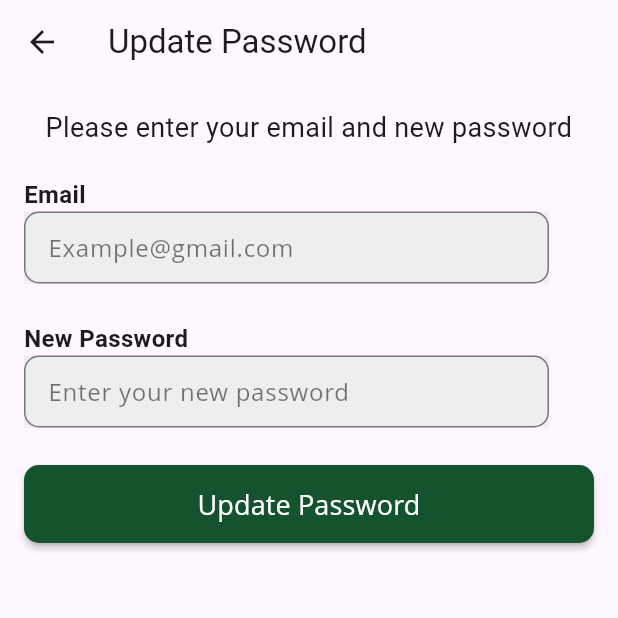
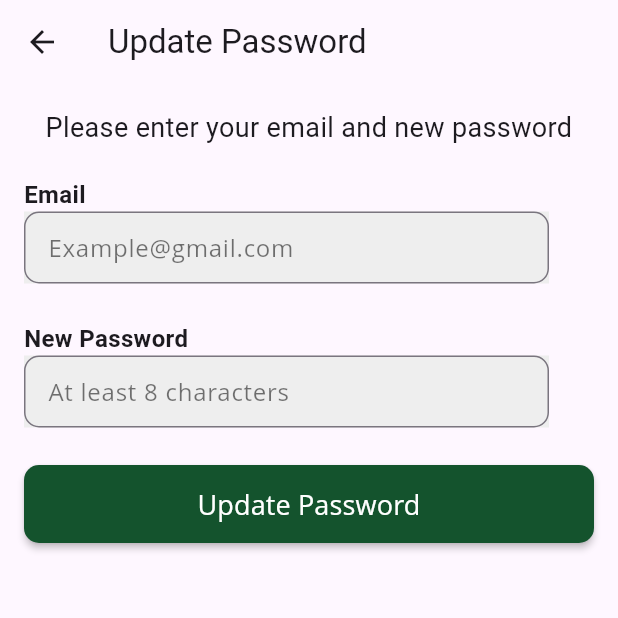
Before and after one commit to PG-002/CoHab, a Flutter app: the UpdatePasswordPage screen opened directly, after a tap on "Update Password", on a phone screen of 412 x 824 dp, the top half of it. Run offline on Flutter 3.47's test engine with Material 3 defaults, Android fonts, the phone set to English and light mode, and no system bars; our stand-ins replace geolocator, google_maps_flutter, jwt_decoder, lucide_icons, shared_preferences, socket_io_client; missing offline and left inert: flutter_neat_and_clean_calendar; accounts and stored records are empty; Roboto replaces fonts that are missing (Open Sans).

Commit message:
now has password complexity check

```diff
--- a/cohab_mobile/lib/update_password.dart
+++ b/cohab_mobile/lib/update_password.dart
@@ -10,6 +10,7 @@ class UpdatePasswordPage extends StatefulWidget {
 }
 
 class _UpdatePasswordState extends State<UpdatePasswordPage> {
+  final GlobalKey<FormState> _formKey = GlobalKey<FormState>();
   String _email = '';
   String _newPassword = '';
 
@@ -21,11 +22,17 @@ class _UpdatePasswordState extends State<UpdatePasswordPage> {
 
   void _handleNewPassword(String value) {
     setState(() {
+
+
       _newPassword = value;
     });
   }
 
   void _handleUpdatePassword(BuildContext context) async {
+
+    print('Email: $_email');
+    print('New Password: $_newPassword');
+
   // Check if email or password is empty
     if (_email.isEmpty || _newPassword.isEmpty) {
       ScaffoldMessenger.of(context).showSnackBar(
@@ -105,7 +112,9 @@ class _UpdatePasswordState extends State<UpdatePasswordPage> {
                 ],
               ),
             const SizedBox(height: 25.0),
-            Column(
+            Form(
+              key: _formKey,
+              child: Column(
                 crossAxisAlignment: CrossAxisAlignment.start,
                 children: [
                   const Text(
@@ -120,23 +129,44 @@ class _UpdatePasswordState extends State<UpdatePasswordPage> {
                     child: Container(
                       color: Colors.grey[200],
                       child: TextFormField(
-                        onChanged: _handleNewPassword,
+                        //onChanged: _handleNewPassword,
                         obscureText: true,
                         decoration: InputDecoration(
-                          hintText: 'Enter your new password',
+                          hintText: 'At least 8 characters',
                           hintStyle: const TextStyle(
-                              color: Colors.black54, fontFamily: 'Open Sans'),
+                            color: Colors.black54,
+                            fontFamily: 'Open Sans',
+                          ),
                           border: OutlineInputBorder(
                             borderRadius: BorderRadius.circular(10.0),
                           ),
-                          contentPadding: const EdgeInsets.fromLTRB(
-                              12.0, 8.0, 12.0, 8.0),
+                          contentPadding: const EdgeInsets.fromLTRB(12.0, 8.0, 12.0, 8.0),
                         ),
+                        onChanged: (value) {
+                          _formKey.currentState!.validate();
+                          _handleNewPassword(value);
+
+                        },
+                        validator: (String? value) {
+                          if (value == null || value.isEmpty) {
+                            return 'Please enter a password';
+                          } else if (value.length < 8 || value.length > 20) {
+                            return 'Password must be between 8 and 20 characters';
+                          } else if (!value.contains(RegExp(r'[A-Z]'))) {
+                            return 'Password must contain at least one uppercase letter';
+                          } else if (!value.contains(RegExp(r'[0-9]'))) {
+                            return 'Password must contain at least one number';
+                          } else if (!value.contains(RegExp(r'[!@#$%^&*(),.?":{}|<>]'))) {
+                            return 'Password must contain at least one special character';
+                          }
+                          return null;
+                        },
                       ),
                     ),
                   ),
                 ],
               ),
+            ),
             const SizedBox(height: 25.0),
             Builder(
                 builder: (context) => MaterialButton(
```
